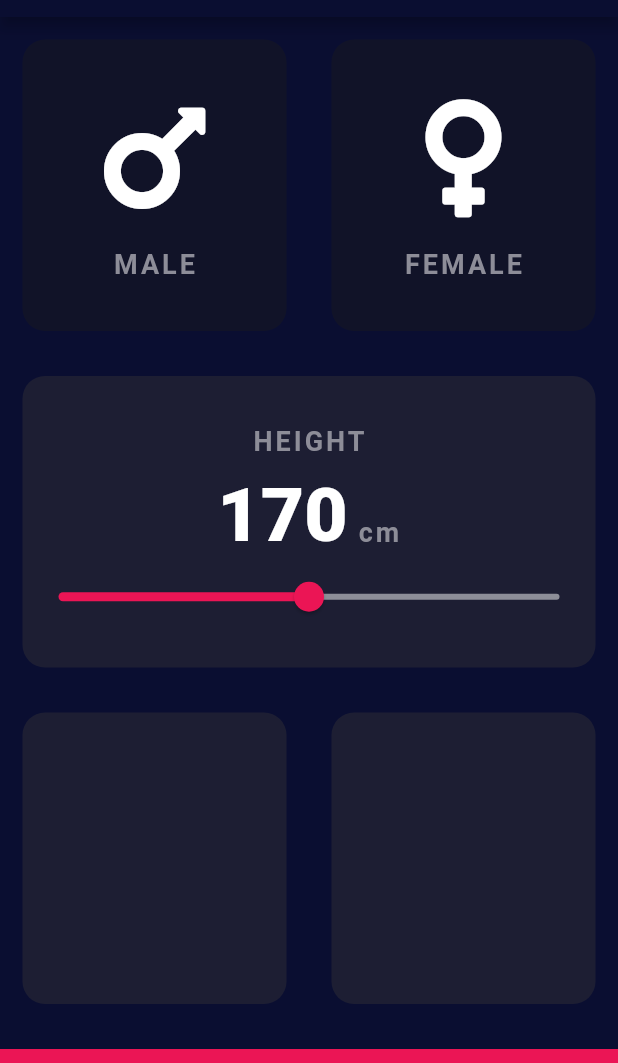
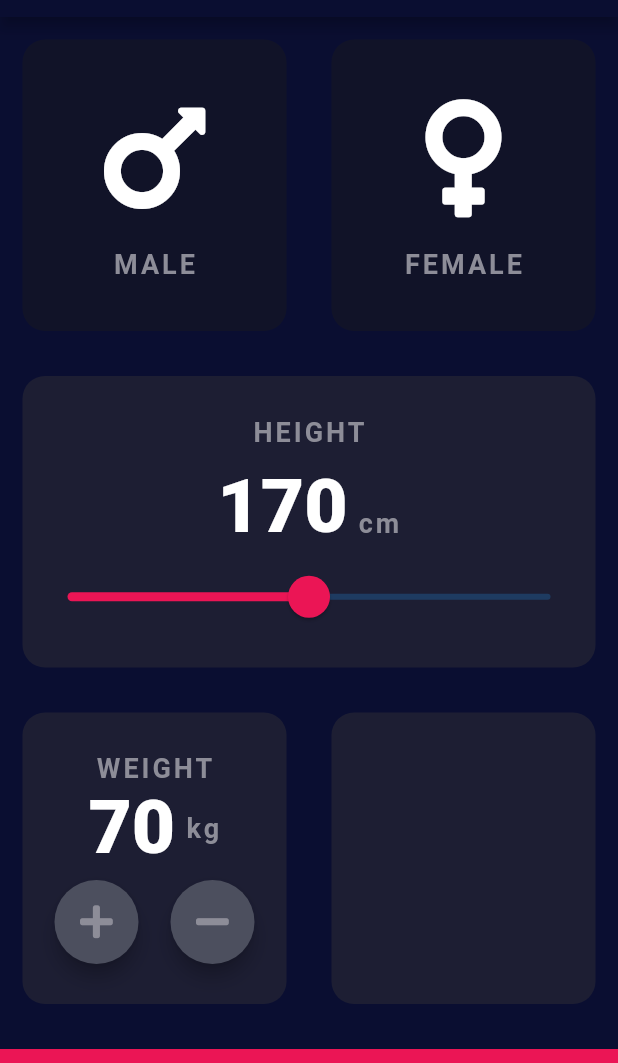
Before and after one commit to kv778/FlutterCourse, a Flutter app: the screen it shows after launch, on a phone screen of 412 x 824 dp, the part 67-1130 px from its top. Run offline on Flutter 3.47's test engine with Material 2 defaults, Android fonts, the phone set to English and light mode, and no system bars; our stand-ins replace audioplayers, font_awesome_flutter; missing offline and left inert: flutter_dropzone.

Commit message:
Implemented the weight card

```diff
--- a/bmi_again/lib/input_page.dart
+++ b/bmi_again/lib/input_page.dart
@@ -4,6 +4,7 @@ import 'package:font_awesome_flutter/font_awesome_flutter.dart';
 import 'reusable_card.dart';
 import 'gender_card.dart';
 import 'constants.dart';
+import 'round_icon_button.dart';
 
 enum Gender {
   Male,
@@ -19,6 +20,7 @@ class _InputPageState extends State<InputPage> {
 
   Gender selectedGender;
   int height = 170;
+  int weight = 70;
   @override
   Widget build(BuildContext context) {
     return Scaffold(
@@ -99,9 +101,16 @@ class _InputPageState extends State<InputPage> {
                       ),
                     ],
                   ),
-                  Slider(
-                    activeColor: Color(0xFFEB1555),
-                    inactiveColor: Color(0xFF8D8E98),
+                  SliderTheme(
+                    data: SliderTheme.of(context).copyWith(
+                      activeTrackColor: Color(0xFFEB1555),
+                      inactiveTickMarkColor: Color(0xFF8D8E98),
+                      thumbColor: Color(0xFFEB1555),
+                      overlayColor: Color(0x29EB1555),
+                      thumbShape: RoundSliderThumbShape(enabledThumbRadius: 14.0),
+                      overlayShape: RoundSliderOverlayShape(overlayRadius: 30.0),
+                    ),
+                    child: Slider(
                       min: 120.0,
                       max: 220.0,
                       value: height.toDouble(),
@@ -110,6 +119,7 @@ class _InputPageState extends State<InputPage> {
                           height = newValue.toInt();
                         });
                       },
+                    ),
                   ),
                 ],
               ),
@@ -122,7 +132,59 @@ class _InputPageState extends State<InputPage> {
               children: [
                 Expanded(
                   flex: 1,
-                  child: ReusableCard(colour: kActiveCardColor),
+                  child: ReusableCard(
+                      colour: kActiveCardColor,
+                    cardChild: Column(
+                      mainAxisAlignment: MainAxisAlignment.center,
+                      children: [
+                        Text(
+                          'WEIGHT',
+                          style: kGenderTextStyle,
+                        ),
+                        Row(
+                          mainAxisAlignment: MainAxisAlignment.center,
+                          crossAxisAlignment: CrossAxisAlignment.center,
+                          children: [
+                            Text(
+                              weight.toString(),
+                              style: kNumberTextStyle,
+                            ),
+                            Text(
+                              ' kg',
+                              style: kGenderTextStyle,
+                            ),
+                          ],
+                        ),
+                        SizedBox(
+                          height: 5.0,
+                        ),
+                        Row(
+                          mainAxisAlignment: MainAxisAlignment.spaceEvenly,
+                          crossAxisAlignment: CrossAxisAlignment.center,
+                          children: [
+                            RoundIconButton(
+                              buttonIcon: FontAwesomeIcons.plus,
+                              onPress: () {
+                                setState(() {
+                                  if(weight < 150)
+                                    ++weight;
+                                });
+                              },
+                            ),
+                            RoundIconButton(
+                              buttonIcon: FontAwesomeIcons.minus,
+                              onPress: () {
+                                setState(() {
+                                  if(weight > 10)
+                                    --weight;
+                                });
+                              },
+                            ),
+                          ],
+                        ),
+                      ],
+                    ),
+                  ),
                 ),
                 Expanded(
                   flex: 1,
--- /dev/null
+++ b/bmi_again/lib/round_icon_button.dart
@@ -0,0 +1,25 @@
+import 'package:flutter/material.dart';
+
+class RoundIconButton extends StatelessWidget {
+  RoundIconButton({this.buttonIcon, this.onPress});
+  final IconData buttonIcon;
+  final Function onPress;
+  @override
+  Widget build(BuildContext context) {
+    return RawMaterialButton(
+      shape: CircleBorder(),
+      fillColor: Color(0xFF4C4F5E),
+      constraints: BoxConstraints.tightFor(
+        height: 56.0,
+        width: 56.0,
+      ),
+      elevation: 5.0,
+      child: Icon(
+        buttonIcon,
+        size: 25.0,
+        color: Color(0xFF8D8D98),
+      ),
+      onPressed: onPress,
+    );
+  }
+}
```
Lines whose indentation alone changed are shown as unchanged.
